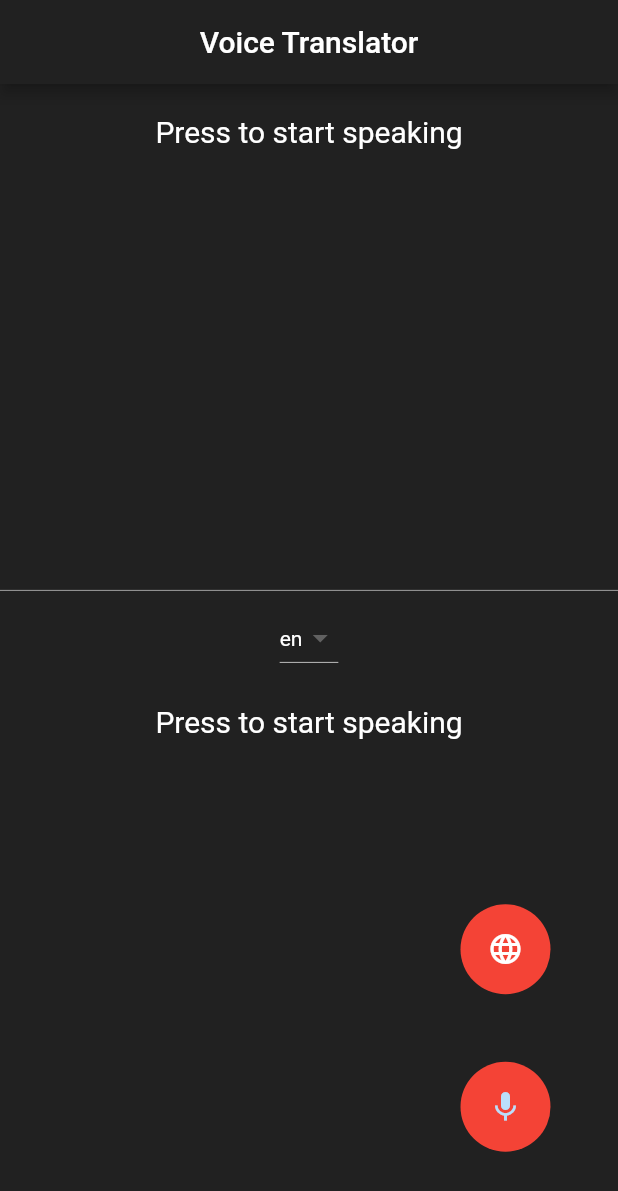
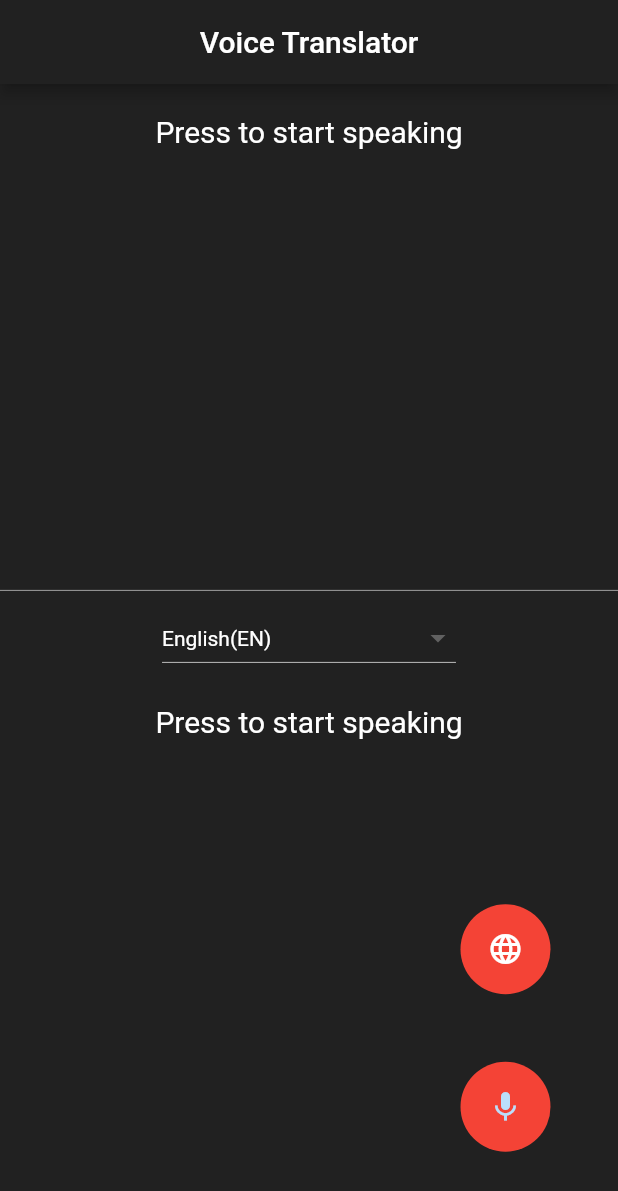
Before and after one commit to Qweku/speech_translator, a Flutter app: the screen it shows after launch, on a phone screen of 412 x 824 dp. Shown: the top 1191 px of the screen. Run offline on Flutter 3.47's test engine with Material 2 defaults, Android fonts, the phone set to English and light mode, and no system bars; drawn by our look-alikes of avatar_glow; our stand-ins replace flutter_tts, speech_to_text; missing offline and left inert: translator.

Commit message:
Languages Dropdown List

```diff
--- /dev/null
+++ b/lib/extras/Languages.dart
@@ -0,0 +1,110 @@
+// ignore_for_file: unused_field, file_names
+
+      final langs = {
+    'auto': 'Automatic',
+    'af': 'Afrikaans',
+    'sq': 'Albanian',
+    'am': 'Amharic',
+    'ar': 'Arabic',
+    'hy': 'Armenian',
+    'az': 'Azerbaijani',
+    'eu': 'Basque',
+    'be': 'Belarusian',
+    'bn': 'Bengali',
+    'bs': 'Bosnian',
+    'bg': 'Bulgarian',
+    'ca': 'Catalan',
+    'ceb': 'Cebuano',
+    'ny': 'Chichewa',
+    'zh-cn': 'Chinese Simplified',
+    'zh-tw': 'Chinese Traditional',
+    'co': 'Corsican',
+    'hr': 'Croatian',
+    'cs': 'Czech',
+    'da': 'Danish',
+    'nl': 'Dutch',
+    'en': 'English',
+    'eo': 'Esperanto',
+    'et': 'Estonian',
+    'tl': 'Filipino',
+    'fi': 'Finnish',
+    'fr': 'French',
+    'fy': 'Frisian',
+    'gl': 'Galician',
+    'ka': 'Georgian',
+    'de': 'German',
+    'el': 'Greek',
+    'gu': 'Gujarati',
+    'ht': 'Haitian Creole',
+    'ha': 'Hausa',
+    'haw': 'Hawaiian',
+    'iw': 'Hebrew',
+    'hi': 'Hindi',
+    'hmn': 'Hmong',
+    'hu': 'Hungarian',
+    'is': 'Icelandic',
+    'ig': 'Igbo',
+    'id': 'Indonesian',
+    'ga': 'Irish',
+    'it': 'Italian',
+    'ja': 'Japanese',
+    'jw': 'Javanese',
+    'kn': 'Kannada',
+    'kk': 'Kazakh',
+    'km': 'Khmer',
+    'ko': 'Korean',
+    'ku': 'Kurdish (Kurmanji)',
+    'ky': 'Kyrgyz',
+    'lo': 'Lao',
+    'la': 'Latin',
+    'lv': 'Latvian',
+    'lt': 'Lithuanian',
+    'lb': 'Luxembourgish',
+    'mk': 'Macedonian',
+    'mg': 'Malagasy',
+    'ms': 'Malay',
+    'ml': 'Malayalam',
+    'mt': 'Maltese',
+    'mi': 'Maori',
+    'mr': 'Marathi',
+    'mn': 'Mongolian',
+    'my': 'Myanmar (Burmese)',
+    'ne': 'Nepali',
+    'no': 'Norwegian',
+    'ps': 'Pashto',
+    'fa': 'Persian',
+    'pl': 'Polish',
+    'pt': 'Portuguese',
+    'pa': 'Punjabi',
+    'ro': 'Romanian',
+    'ru': 'Russian',
+    'sm': 'Samoan',
+    'gd': 'Scots Gaelic',
+    'sr': 'Serbian',
+    'st': 'Sesotho',
+    'sn': 'Shona',
+    'sd': 'Sindhi',
+    'si': 'Sinhala',
+    'sk': 'Slovak',
+    'sl': 'Slovenian',
+    'so': 'Somali',
+    'es': 'Spanish',
+    'su': 'Sundanese',
+    'sw': 'Swahili',
+    'sv': 'Swedish',
+    'tg': 'Tajik',
+    'ta': 'Tamil',
+    'te': 'Telugu',
+    'th': 'Thai',
+    'tr': 'Turkish',
+    'uk': 'Ukrainian',
+    'ur': 'Urdu',
+    'uz': 'Uzbek',
+    'ug': 'Uyghur',
+    'vi': 'Vietnamese',
+    'cy': 'Welsh',
+    'xh': 'Xhosa',
+    'yi': 'Yiddish',
+    'yo': 'Yoruba',
+    'zu': 'Zulu'
+  };
--- a/lib/myHome.dart
+++ b/lib/myHome.dart
@@ -1,10 +1,11 @@
-// ignore_for_file: file_names, prefer_const_constructors, avoid_print
+// ignore_for_file: file_names, prefer_const_constructors, avoid_print, implementation_imports
 
 import 'package:avatar_glow/avatar_glow.dart';
 import 'package:flutter/material.dart';
 import 'package:flutter_tts/flutter_tts.dart';
 import 'package:speech_to_text/speech_recognition_result.dart';
 import 'package:speech_to_text/speech_to_text.dart' as stt;
+import 'extras/Languages.dart';
 import 'package:translator/translator.dart';
 
 class SpeechScreen extends StatefulWidget {
@@ -75,12 +76,13 @@ class _SpeechScreenState extends State<SpeechScreen> {
                     value: secondValue,
                     dropdownColor: Colors.black,
                     style: TextStyle(color: Colors.white),
-                    items: ["en","fr","es","it","hi", "ja"]
-                        .map((String value) {
+                    items:
+                        // ["en", "fr", "es", "it", "hi", "ja"]
+                        langs.entries.map((e) {
                       return DropdownMenuItem(
-                        child:
-                            Text(value, style: TextStyle(color: Colors.white)),
-                        value: value,
+                        child: Text("${e.value}(${e.key.toUpperCase()})",
+                            style: TextStyle(color: Colors.white)),
+                        value: e.key,
                       );
                     }).toList(),
                     onChanged: (String? value) async {
```
Also changed, not shown: pubspec.lock.
